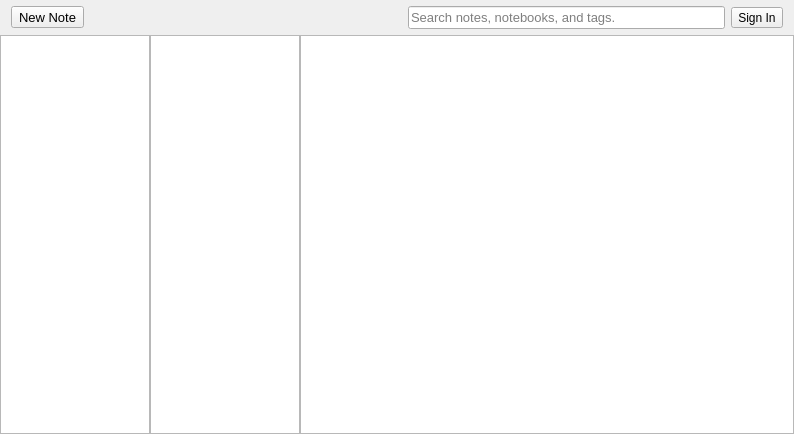
This is notes.ui in Open-App-Library/Vibrato-Notes-Desktop as Qt 5 draws it before an edit. The edited form follows.
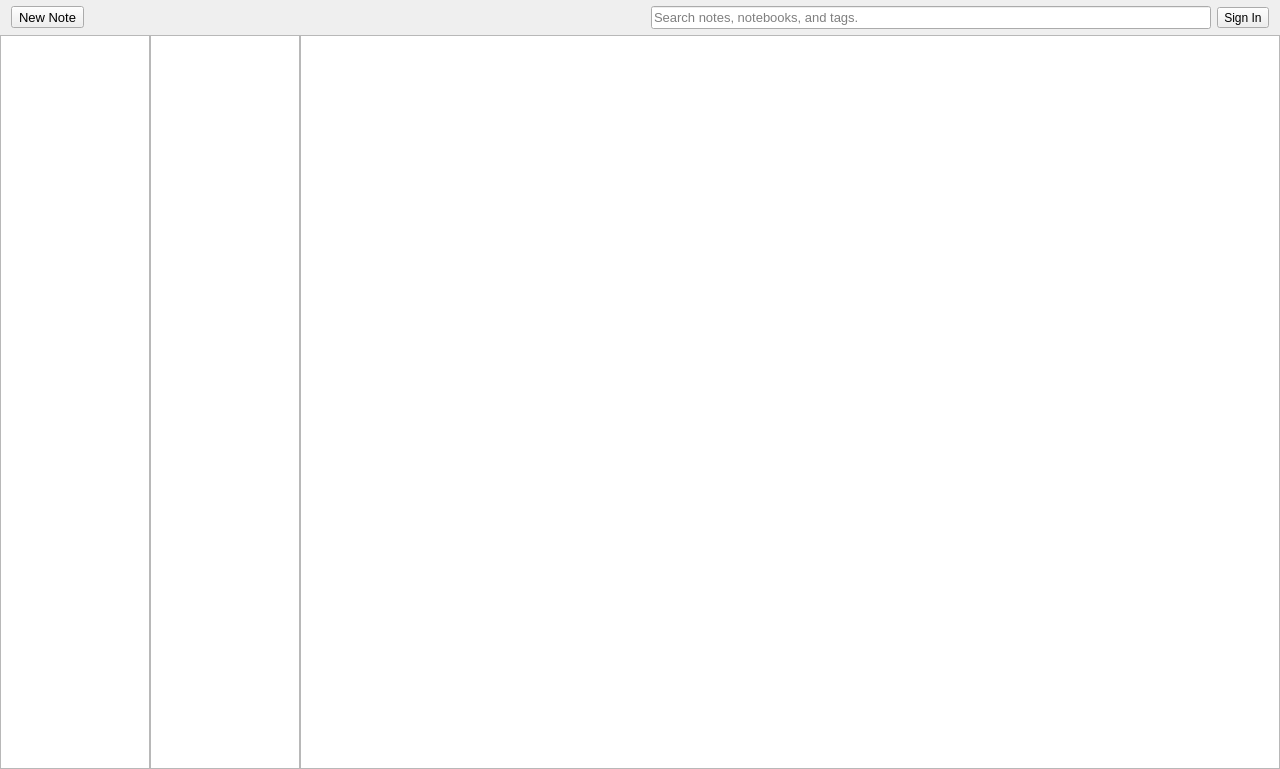
This is the edited form. Icons and pictures are not drawn.

```diff
--- a/notes.ui
+++ b/notes.ui
@@ -6,8 +6,8 @@
    <rect>
     <x>0</x>
     <y>0</y>
-    <width>794</width>
-    <height>434</height>
+    <width>1280</width>
+    <height>769</height>
    </rect>
   </property>
   <property name="windowTitle">
```
Left out of the diff: 6 changed lines with no effect on the pictures.
